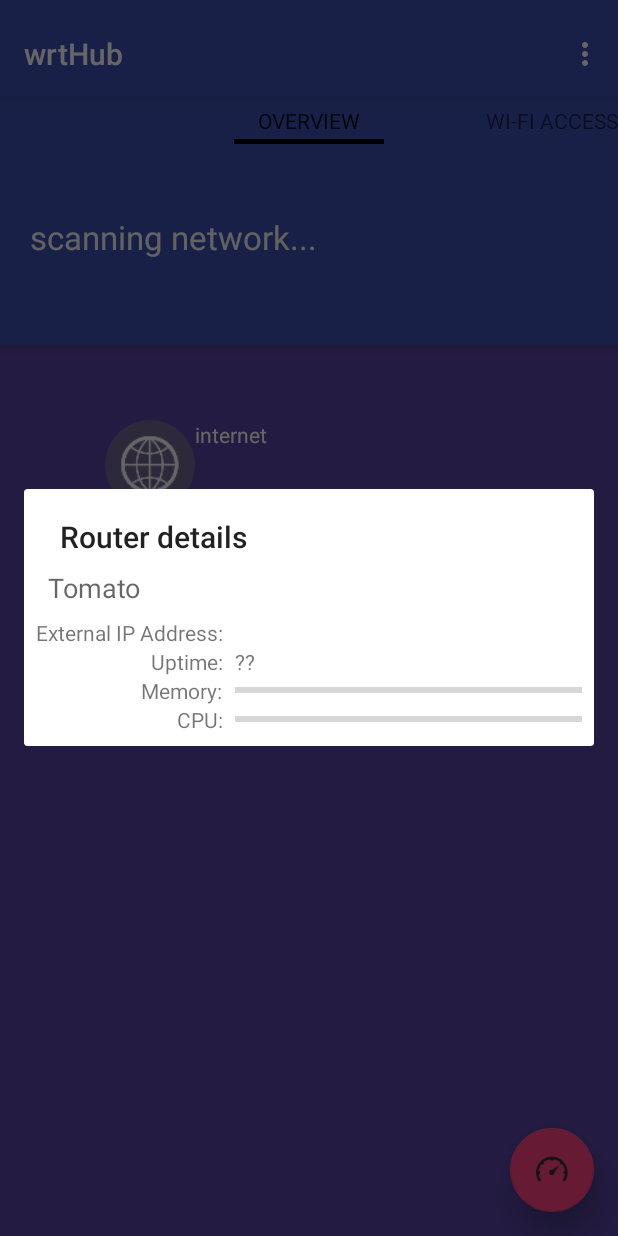
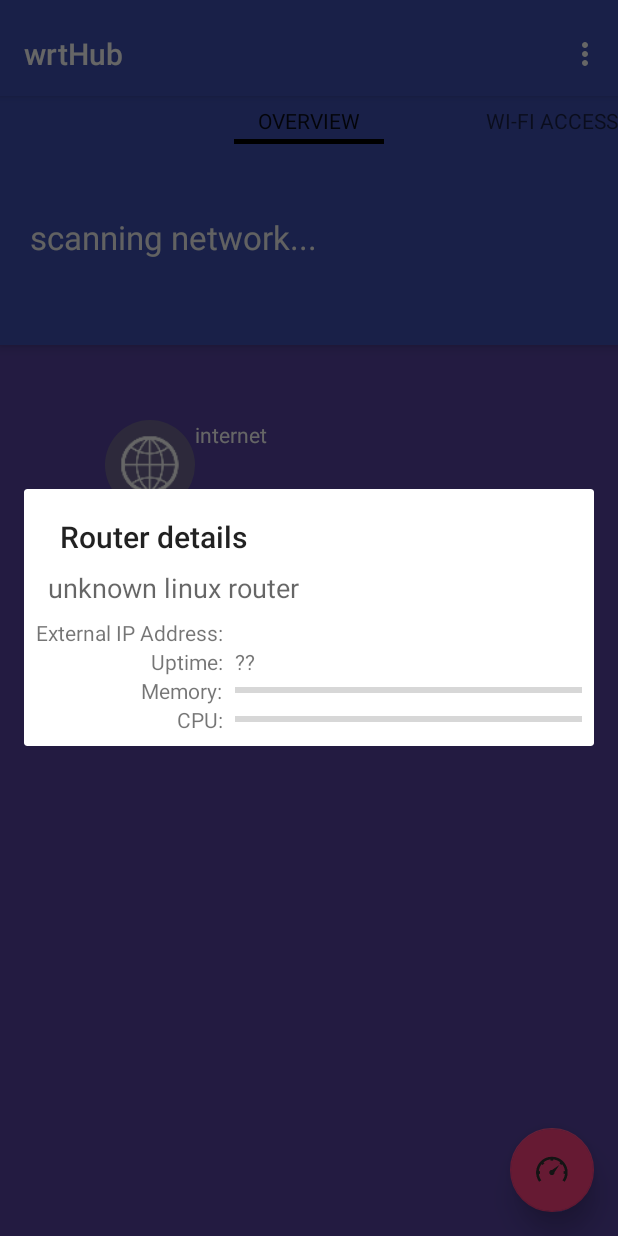
Before and after one commit to brentn/TomatoHub, an Android app: the screen it shows after launch (MainActivity), after a tap on "router", on a phone screen of 412 x 824 dp. Run offline under Robolectric (Android 15) with nearby library versions, the phone set to English and light mode, and no system bars; libraries missing offline, so code that uses them is left out: com.jcraft.jsch; 7 statements that could not run were skipped; 3 other taps on this screen came first.

Commit message:
Returns correct router type from motd

```diff
--- a/app/src/main/AndroidManifest.xml
+++ b/app/src/main/AndroidManifest.xml
@@ -26,11 +26,7 @@
         <activity
             android:name=".SettingsActivity"
             android:label="@string/title_activity_settings"
-            android:parentActivityName=".MainActivity"
             android:screenOrientation="portrait">
-            <meta-data
-                android:name="android.support.PARENT_ACTIVITY"
-                android:value="com.brentandjody.tomatohub.MainActivity" />
         </activity>
         <activity android:name=".SpeedTestActivity"
             android:label="@string/title_activity_speed_test"
--- a/app/src/main/java/com/brentandjody/tomatohub/MainActivity.java
+++ b/app/src/main/java/com/brentandjody/tomatohub/MainActivity.java
@@ -133,7 +133,7 @@ public class MainActivity extends AppCompatActivity
                         wifiMessage = wifiMessage.replaceAll(", $", "");
                         mOverviewFragment.setWifiMessage(wifiMessage);
                         mOverviewFragment.setupRouterClickListener(
-                                RouterType.name(getRouterType()),
+                                mRouter.getRouterType(),
                                 mRouter.getExternalIP(),
                                 mRouter.getBootTime(),
                                 mRouter.getMemoryUsage(),
--- a/app/src/main/java/com/brentandjody/tomatohub/SettingsActivity.java
+++ b/app/src/main/java/com/brentandjody/tomatohub/SettingsActivity.java
@@ -141,8 +141,7 @@ public class SettingsActivity extends AppCompatPreferenceActivity {
     private void setupActionBar() {
         ActionBar actionBar = getSupportActionBar();
         if (actionBar != null) {
-            // Show the Up button in the action bar.
-            actionBar.setDisplayHomeAsUpEnabled(true);
+            actionBar.setDisplayHomeAsUpEnabled(false);
         }
     }
 
--- a/app/src/main/java/com/brentandjody/tomatohub/routers/IRouter.java
+++ b/app/src/main/java/com/brentandjody/tomatohub/routers/IRouter.java
@@ -24,6 +24,7 @@ interface IRouter {
     void updateDevices();
     void updateTrafficStats();
     String getRouterId();
+    String getRouterType();
     List<Wifi> getWifiList();
     String[] getNetworkIds();
     int getTotalDevices();
--- a/app/src/main/java/com/brentandjody/tomatohub/routers/LinuxRouter.java
+++ b/app/src/main/java/com/brentandjody/tomatohub/routers/LinuxRouter.java
@@ -5,6 +5,7 @@ import android.os.AsyncTask;
 import android.text.TextUtils;
 import android.util.Log;
 
+import com.brentandjody.tomatohub.R;
 import com.brentandjody.tomatohub.database.Device;
 import com.brentandjody.tomatohub.database.Devices;
 import com.brentandjody.tomatohub.database.Network;
@@ -37,6 +38,7 @@ public class LinuxRouter extends Router {
     private String[] cacheArp;
     private String[] cacheBrctl;
     private String[] cacheWf;
+    private String[] cacheMotd;
     private List<AsyncTask> mRunningTasks;
 
     public LinuxRouter(Context context, Devices devices, Networks networks) {
@@ -62,6 +64,7 @@ public class LinuxRouter extends Router {
         cacheNVRam=null;
         cacheBrctl=null;
         cacheWf=null;
+        cacheMotd=null;
         new Initializer().execute();
     }
 
@@ -86,6 +89,14 @@ public class LinuxRouter extends Router {
         }
         return mRouterId;
     }
+
+    @Override
+    public String getRouterType() {
+        if (grep(cacheMotd, "DD-WRT").length > 0) return RouterType.name(RouterType.DDWRT);
+        if (grep(cacheMotd, "Tomato").length > 0) return RouterType.name(RouterType.TOMATO);
+        else return mContext.getString(R.string.unknown_linux_router);
+    }
+
     @Override
     public long getBootTime() {
         return mBootTime;
@@ -226,6 +237,7 @@ public class LinuxRouter extends Router {
                 cacheArp = command("arp");
                 cacheBrctl = command("brctl show");
                 cacheWf = command("for x in 0 1 2 3 4 5 6 7; do wl ssid -C $x 2>/dev/null; done");
+                cacheMotd = command("cat /etc/motd");
                 try {mBootTime = Long.parseLong(command("cat /proc/stat | grep btime | awk '{ print $2 }'")[0]); }
                 catch (Exception ex){mBootTime = -1;}
                 refreshLoadAverages();
--- a/app/src/main/res/values/strings.xml
+++ b/app/src/main/res/values/strings.xml
@@ -124,4 +124,5 @@
     <string name="wifi_speed">Wifi speed</string>
     <string name="no_networks_found">Router has no networks defined</string>
     <string name="test_failed">Test failed</string>
+    <string name="unknown_linux_router">unknown linux router</string>
 </resources>
```
